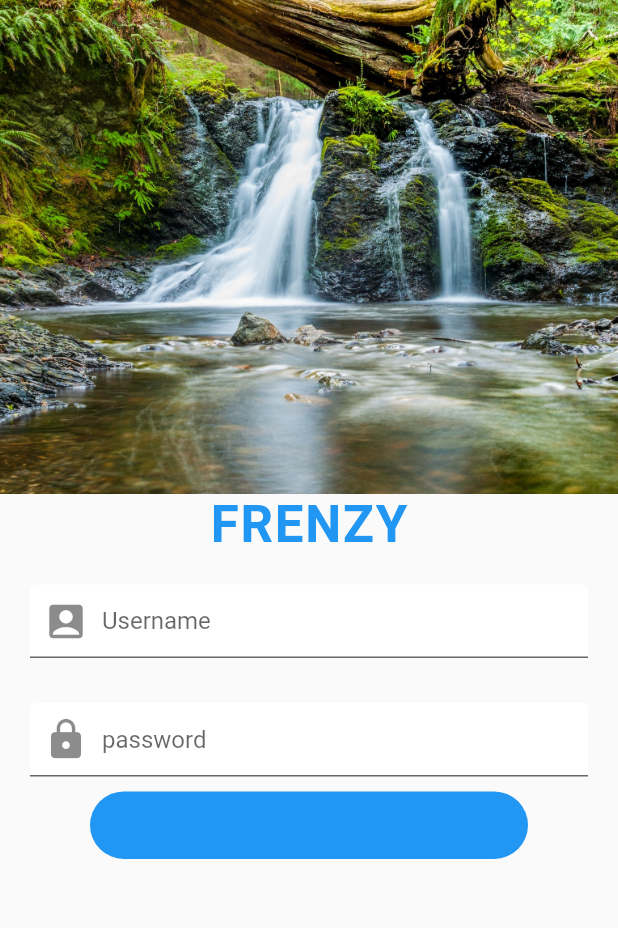
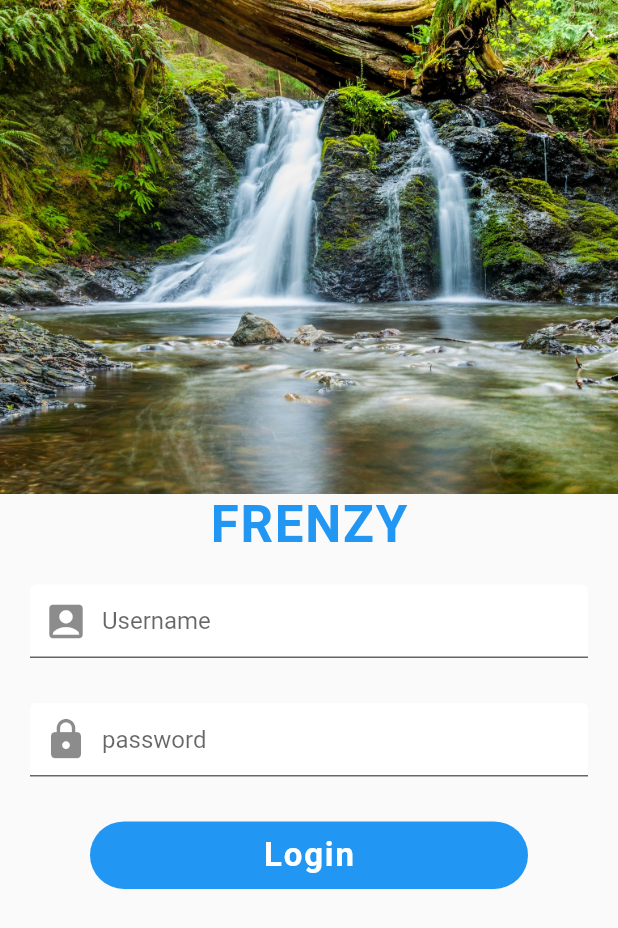
Before and after one commit to aximilli1212/flutter-googles, a Flutter app: the screen it shows after launch, on a phone screen of 412 x 824 dp. Shown: the top 928 px of the screen. Run offline on Flutter 3.47's test engine with Material 2 defaults, Android fonts, the phone set to English and light mode, and no system bars; our stand-ins replace animated_text_kit, audioplayers, cloud_firestore, firebase_auth, flutter_spinkit, font_awesome_flutter and 3 more; accounts and stored records are empty.

```diff
--- a/frenzy_social/lib/screens/login_screen.dart
+++ b/frenzy_social/lib/screens/login_screen.dart
@@ -59,7 +59,13 @@ class _LoginScreenState extends State<LoginScreen> {
                   obscureText: true,
                 ),
               ),
-              Container(
+              SizedBox(height: 20.0,),
+
+              GestureDetector(
+                onTap: (){
+
+                },
+                child: Container(
                   margin: EdgeInsets.symmetric(horizontal:60),
                   alignment: Alignment.center,
                   height: 45.0,
@@ -67,7 +73,15 @@ class _LoginScreenState extends State<LoginScreen> {
                     color: Theme.of(context).primaryColor,
                     borderRadius: BorderRadius.circular(30.0),
                   ),
-
+                child: Text(
+                  'Login', style: TextStyle(
+                  color: Colors.white,
+                  fontWeight: FontWeight.w600,
+                  fontSize: 22.0,
+                  letterSpacing: 1.2
+                ),
+                ),
+                ),
               ),
             ],
           ),
```
Lines whose indentation alone changed are shown as unchanged.
